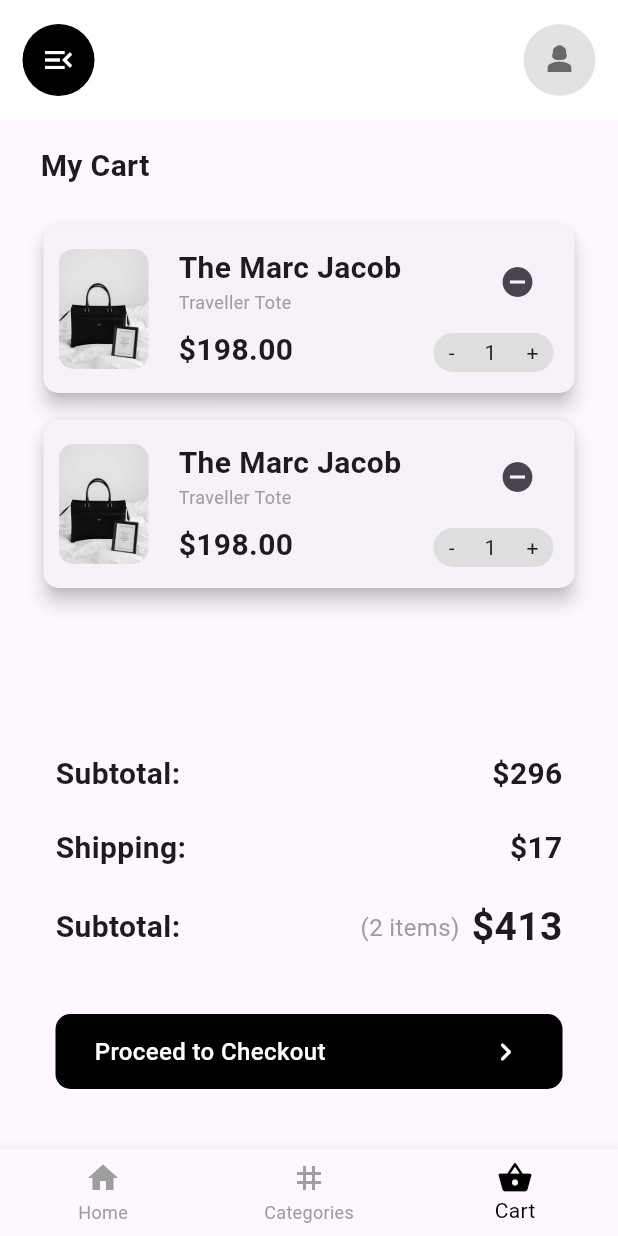
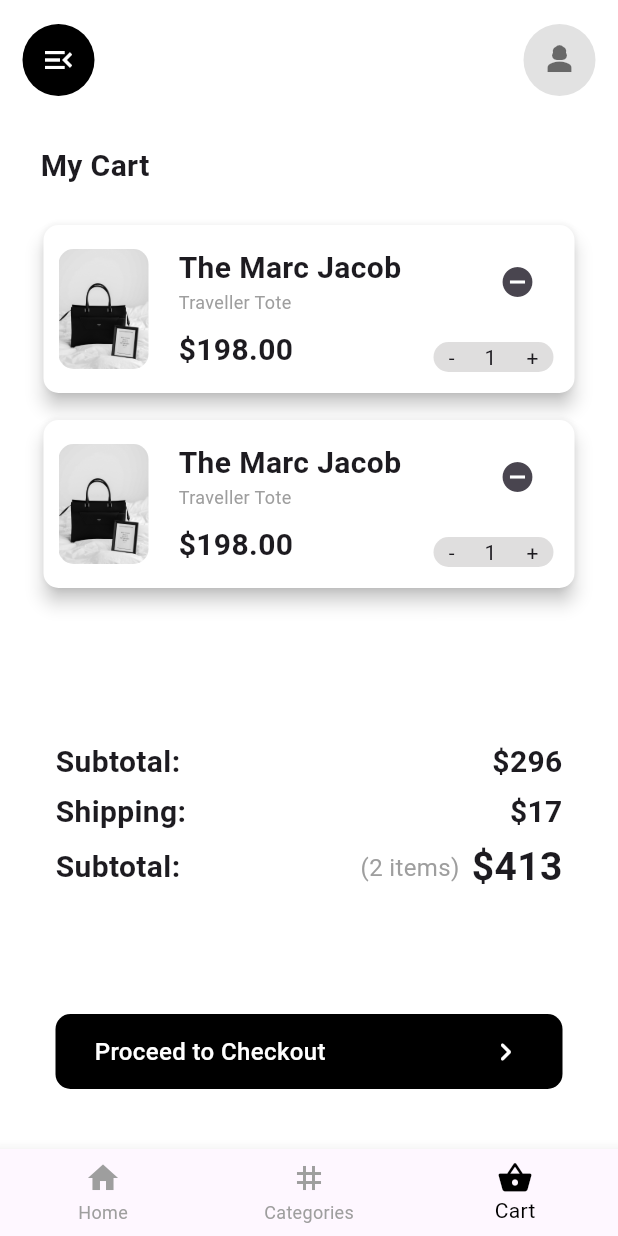
Before and after one commit to fauzanpurwaw/myFashions, a Flutter app: the screen it shows after launch, item 3 of the bottom bar chosen, on a phone screen of 412 x 824 dp. Run offline on Flutter 3.47's test engine with Material 3 defaults, Android fonts, the phone set to English and light mode, and no system bars.

Commit message:
[update UI]

```diff
--- a/lib/main.dart
+++ b/lib/main.dart
@@ -1,4 +1,5 @@
 import 'package:flutter/material.dart';
+import 'package:latihan_dua/mainScreen/home.dart';
 import 'splash.dart';
 
 void main() {
--- a/lib/mainScreen/cart.dart
+++ b/lib/mainScreen/cart.dart
@@ -21,6 +21,7 @@
     return Container(
       width: MediaQuery.of(context).size.width,
       height: MediaQuery.of(context).size.height,
+      color: Colors.white,
       child: Container(
         width: MediaQuery.of(context).size.width,
         padding: const EdgeInsets.symmetric(horizontal: 25),
@@ -39,7 +40,7 @@
                   ),
                 ),
                 Container(
-                  height: MediaQuery.of(context).size.height * 0.4,
+                  height: MediaQuery.of(context).size.height / 3,
                   child: ListView(
                     children: [
                       Container(
@@ -48,6 +49,7 @@
                         width: MediaQuery.of(context).size.width,
                         decoration: BoxDecoration(border: Border()),
                         child: Card(
+                          color: Colors.white,
                           elevation: 5,
                           shape: RoundedRectangleBorder(
                             borderRadius: BorderRadius.circular(10.0),
@@ -135,7 +137,7 @@
                                           icon: Icon(Icons.remove_circle)),
                                       Container(
                                         width: 80,
-                                        height: 26,
+                                        height: 20,
                                         padding: const EdgeInsets.symmetric(
                                             horizontal: 10),
                                         decoration: const BoxDecoration(
@@ -185,6 +187,7 @@
                         width: MediaQuery.of(context).size.width,
                         decoration: BoxDecoration(border: Border()),
                         child: Card(
+                          color: Colors.white,
                           elevation: 5,
                           shape: RoundedRectangleBorder(
                             borderRadius: BorderRadius.circular(10.0),
@@ -272,7 +275,7 @@
                                           icon: Icon(Icons.remove_circle)),
                                       Container(
                                         width: 80,
-                                        height: 26,
+                                        height: 20,
                                         padding: const EdgeInsets.symmetric(
                                             horizontal: 10),
                                         decoration: const BoxDecoration(
@@ -334,7 +337,7 @@
                     child: Column(
                       children: [
                         Container(
-                          padding: const EdgeInsets.symmetric(vertical: 10),
+                          padding: const EdgeInsets.symmetric(vertical: 2),
                           child: Row(
                             mainAxisAlignment: MainAxisAlignment.spaceBetween,
                             children: [
@@ -352,7 +355,7 @@
                           ),
                         ),
                         Container(
-                          padding: const EdgeInsets.symmetric(vertical: 10),
+                          padding: const EdgeInsets.symmetric(vertical: 2),
                           child: Row(
                             mainAxisAlignment: MainAxisAlignment.spaceBetween,
                             children: [
@@ -370,7 +373,7 @@
                           ),
                         ),
                         Container(
-                          padding: const EdgeInsets.symmetric(vertical: 10),
+                          padding: const EdgeInsets.symmetric(vertical: 2),
                           child: Row(
                             mainAxisAlignment: MainAxisAlignment.spaceBetween,
                             children: [
```
Also changed, not shown: lib/mainScreen/categories.dart (+5 -5 lines), lib/mainScreen/components/salesBanner.dart (+5 -5 lines), lib/mainScreen/components/searchBar.dart (+18 -7 lines), lib/mainScreen/home.dart (+7 -1 lines).
